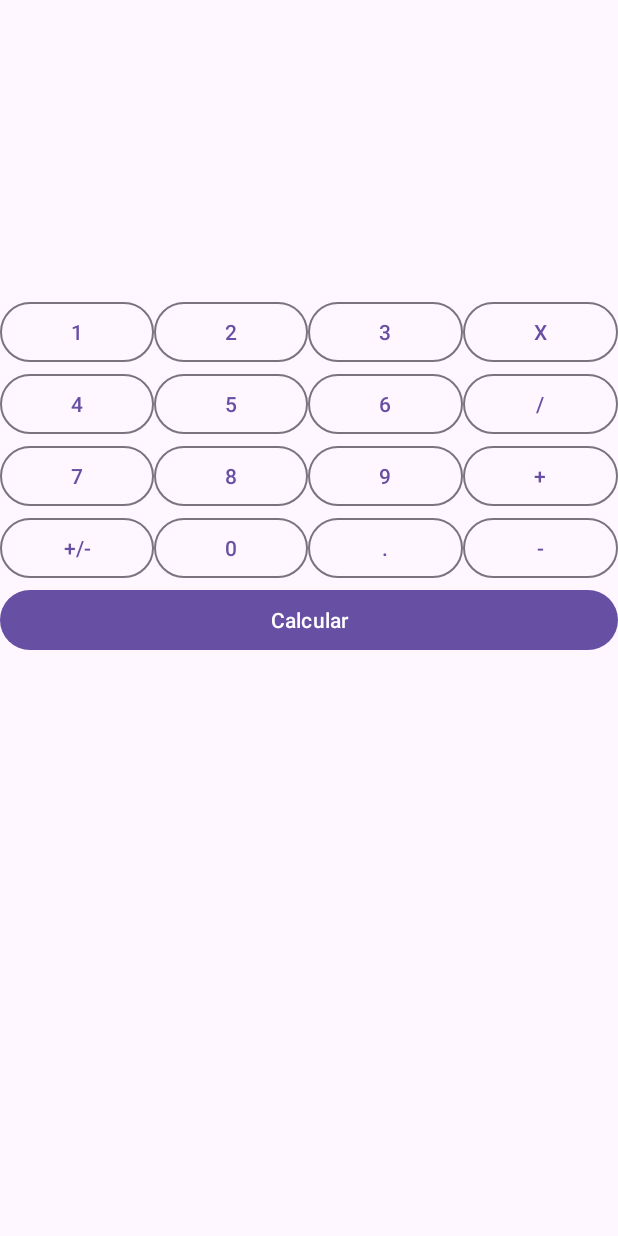
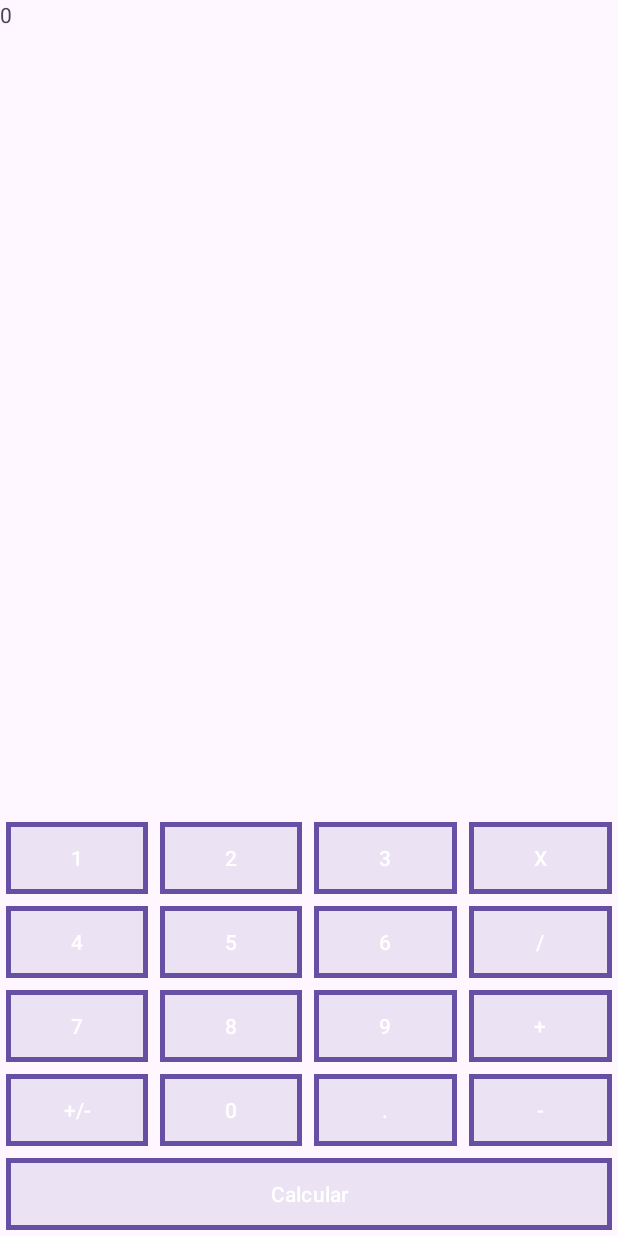
Before and after one commit to kiqueee11/Calculadora-Android, an Android app: the screen it shows after launch (MainActivity), on a phone screen of 412 x 824 dp. Run offline under Robolectric (Android 15) with nearby library versions, the phone set to English and light mode, and no system bars.

Commit message:
logica basica

```diff
--- a/app/src/main/res/drawable/calculator_button.xml
+++ b/app/src/main/res/drawable/calculator_button.xml
@@ -2,11 +2,11 @@
 <shape xmlns:android="http://schemas.android.com/apk/res/android"
     android:shape="rectangle">
     <stroke
-        android:color="@color/black"
+        android:color="@color/white"
         android:width="3dp"/>
 
-    <corners android:radius="50dp"/>
+    <corners android:radius="0dp"/>
 
-    <solid android:color="@color/white"/>
+    <solid android:color="@color/material_on_surface_stroke"/>
 
 </shape>
--- a/app/src/main/res/layout/activity_main.xml
+++ b/app/src/main/res/layout/activity_main.xml
@@ -8,54 +8,53 @@
     tools:context=".MainActivity">
 
 
-
     <LinearLayout
         android:layout_width="match_parent"
         android:layout_height="wrap_content"
-        android:orientation="vertical">
+        android:orientation="vertical"
 
-        <TextView
-            android:id="@+id/pantalla"
-            android:layout_weight="0.2"
-            android:layout_width="match_parent"
-            android:layout_height="197dp"
-            android:text="TextView" />
+        app:layout_constraintBottom_toBottomOf="parent">
 
         <LinearLayout
             android:layout_width="match_parent"
             android:layout_height="match_parent"
             android:orientation="horizontal">
 
+
             <Button
-                style="@style/Widget.Material3.Button.OutlinedButton"
                 android:id="@+id/button1"
+                style="@style/EstiloBotonPersonalizado"
                 android:layout_width="wrap_content"
                 android:layout_height="wrap_content"
                 android:layout_weight="1"
+                android:textColor="@color/white"
                 android:text="1" />
 
             <Button
-                style="@style/Widget.Material3.Button.OutlinedButton"
                 android:id="@+id/button2"
+                style="@style/EstiloBotonPersonalizado"
                 android:layout_width="wrap_content"
                 android:layout_height="wrap_content"
                 android:layout_weight="1"
+                android:textColor="@color/white"
                 android:text="2" />
 
             <Button
-                style="@style/Widget.Material3.Button.OutlinedButton"
                 android:id="@+id/button3"
+                style="@style/EstiloBotonPersonalizado"
                 android:layout_width="wrap_content"
                 android:layout_height="wrap_content"
                 android:layout_weight="1"
+                android:textColor="@color/white"
                 android:text="3" />
 
             <Button
-                style="@style/Widget.Material3.Button.OutlinedButton"
                 android:id="@+id/buttonMultiplicar"
+                style="@style/EstiloBotonPersonalizado"
                 android:layout_width="wrap_content"
                 android:layout_height="wrap_content"
                 android:layout_weight="1"
+                android:textColor="@color/white"
                 android:text="X" />
         </LinearLayout>
 
@@ -65,35 +64,39 @@
             android:orientation="horizontal">
 
             <Button
-                style="@style/Widget.Material3.Button.OutlinedButton"
                 android:id="@+id/button4"
+                style="@style/EstiloBotonPersonalizado"
                 android:layout_width="wrap_content"
                 android:layout_height="wrap_content"
                 android:layout_weight="1"
+                android:textColor="@color/white"
                 android:text="4" />
 
             <Button
-                style="@style/Widget.Material3.Button.OutlinedButton"
                 android:id="@+id/button5"
+                style="@style/EstiloBotonPersonalizado"
                 android:layout_width="wrap_content"
                 android:layout_height="wrap_content"
                 android:layout_weight="1"
+                android:textColor="@color/white"
                 android:text="5" />
 
             <Button
-                style="@style/Widget.Material3.Button.OutlinedButton"
                 android:id="@+id/button6"
+                style="@style/EstiloBotonPersonalizado"
                 android:layout_width="wrap_content"
                 android:layout_height="wrap_content"
                 android:layout_weight="1"
+                android:textColor="@color/white"
                 android:text="6" />
 
             <Button
-                style="@style/Widget.Material3.Button.OutlinedButton"
                 android:id="@+id/buttonDividir"
+                style="@style/EstiloBotonPersonalizado"
                 android:layout_width="wrap_content"
                 android:layout_height="wrap_content"
                 android:layout_weight="1"
+                android:textColor="@color/white"
                 android:text="/" />
 
         </LinearLayout>
@@ -104,35 +107,39 @@
             android:orientation="horizontal">
 
             <Button
-                style="@style/Widget.Material3.Button.OutlinedButton"
                 android:id="@+id/button7"
+                style="@style/EstiloBotonPersonalizado"
                 android:layout_width="wrap_content"
                 android:layout_height="wrap_content"
                 android:layout_weight="1"
+                android:textColor="@color/white"
                 android:text="7" />
 
             <Button
-                style="@style/Widget.Material3.Button.OutlinedButton"
                 android:id="@+id/button8"
+                style="@style/EstiloBotonPersonalizado"
                 android:layout_width="wrap_content"
                 android:layout_height="wrap_content"
                 android:layout_weight="1"
+                android:textColor="@color/white"
                 android:text="8" />
 
             <Button
-                style="@style/Widget.Material3.Button.OutlinedButton"
                 android:id="@+id/button9"
+                style="@style/EstiloBotonPersonalizado"
                 android:layout_width="wrap_content"
                 android:layout_height="wrap_content"
                 android:layout_weight="1"
+                android:textColor="@color/white"
                 android:text="9" />
 
             <Button
-                style="@style/Widget.Material3.Button.OutlinedButton"
                 android:id="@+id/buttonSuma"
+                style="@style/EstiloBotonPersonalizado"
                 android:layout_width="wrap_content"
                 android:layout_height="wrap_content"
                 android:layout_weight="1"
+                android:textColor="@color/white"
                 android:text="+" />
 
         </LinearLayout>
@@ -143,35 +150,39 @@
             android:orientation="horizontal">
 
             <Button
-                style="@style/Widget.Material3.Button.OutlinedButton"
                 android:id="@+id/buttonMasMenos"
+                style="@style/EstiloBotonPersonalizado"
                 android:layout_width="wrap_content"
                 android:layout_height="wrap_content"
                 android:layout_weight="1"
+                android:textColor="@color/white"
                 android:text="+/-" />
 
             <Button
-                style="@style/Widget.Material3.Button.OutlinedButton"
                 android:id="@+id/button0"
+                style="@style/EstiloBotonPersonalizado"
                 android:layout_width="wrap_content"
                 android:layout_height="wrap_content"
                 android:layout_weight="1"
+                android:textColor="@color/white"
                 android:text="0" />
 
             <Button
-                style="@style/Widget.Material3.Button.OutlinedButton"
                 android:id="@+id/buttonPunto"
+                style="@style/EstiloBotonPersonalizado"
                 android:layout_width="wrap_content"
                 android:layout_height="wrap_content"
                 android:layout_weight="1"
+                android:textColor="@color/white"
                 android:text="." />
 
             <Button
-                style="@style/Widget.Material3.Button.OutlinedButton"
                 android:id="@+id/buttonResta"
+                style="@style/EstiloBotonPersonalizado"
                 android:layout_width="wrap_content"
                 android:layout_height="wrap_content"
                 android:layout_weight="1"
+                android:textColor="@color/white"
                 android:text="-" />
 
         </LinearLayout>
@@ -185,10 +196,21 @@
             <Button
                 android:id="@+id/buttonCacular"
                 android:layout_width="wrap_content"
+                android:textColor="@color/white"
+                style="@style/EstiloBotonPersonalizado"
                 android:layout_height="wrap_content"
                 android:layout_weight="1"
                 android:text="Calcular" />
         </LinearLayout>
     </LinearLayout>
 
+    <TextView
+        android:id="@+id/pantalla"
+        android:layout_width="match_parent"
+        android:layout_height="200dp"
+        android:layout_weight="0.2"
+        android:text="TextView"
+        tools:layout_editor_absoluteX="0dp"
+        tools:layout_editor_absoluteY="3dp" />
+
 </androidx.constraintlayout.widget.ConstraintLayout>
--- /dev/null
+++ b/app/src/main/res/values/styleButton.xml
@@ -0,0 +1,12 @@
+<?xml version="1.0" encoding="utf-8"?>
+<resources>
+
+    <style name="EstiloBotonPersonalizado">
+        <item name="android:background">@drawable/calculator_button</item>
+        <item name="android:textColor">@color/black</item>
+        <item name="android:padding">10dp</item>
+        <item name="android:layout_margin">4dp</item>
+    </style>
+
+
+</resources>
```
Also changed, not shown: app/src/main/java/com/kiqueee11/myapplication/MainActivity.java (+164 -21 lines).
